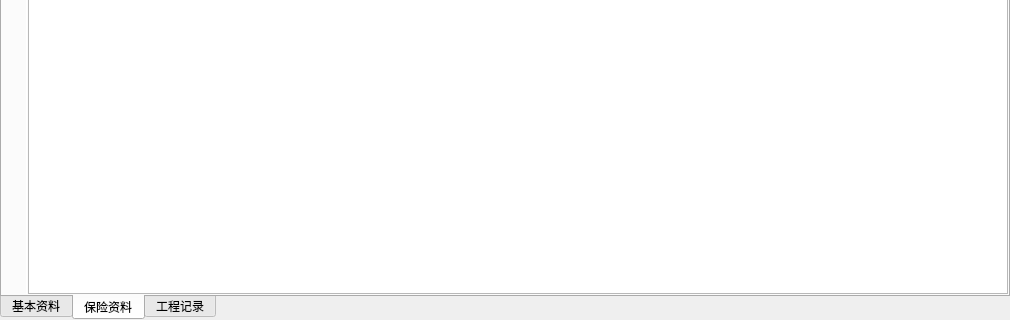
Old version of the form ui/dialog/careditdialog.ui in the repository longcp/CarRentalManagement; both pictures show x 0 to 1010 and y 462 to 782 of the 1010 by 782 pixel window.
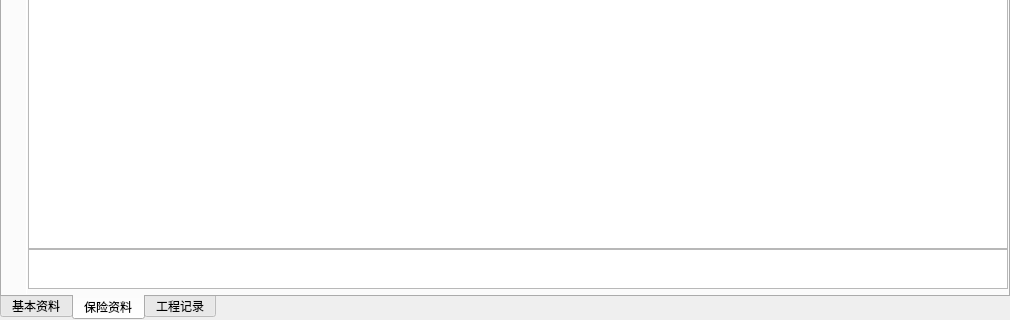
New version of the form. The open tabs and pages were chosen to show the change.

Commit message: 添加冻结一行功能，仍需同步滚动条

The edit to the form file:
```diff
--- a/ui/dialog/careditdialog.ui
+++ b/ui/dialog/careditdialog.ui
@@ -2529,7 +2529,7 @@
              <attribute name="title">
               <string>年审记录</string>
              </attribute>
-             <layout class="QHBoxLayout" name="horizontalLayout_21">
+             <layout class="QVBoxLayout" name="verticalLayout">
               <property name="spacing">
                <number>0</number>
               </property>
@@ -2543,11 +2543,21 @@
                <number>0</number>
               </property>
               <property name="bottomMargin">
-               <number>0</number>
+               <number>5</number>
               </property>
               <item>
                <widget class="QTableView" name="annualTableview"/>
               </item>
+              <item>
+               <widget class="QTableView" name="annualSumTableView">
+                <property name="maximumSize">
+                 <size>
+                  <width>16777215</width>
+                  <height>40</height>
+                 </size>
+                </property>
+               </widget>
+              </item>
              </layout>
             </widget>
             <widget class="QWidget" name="businessTab">
```
Left out of the diff: 2 changed lines with no effect on the pictures. The commit also changes 2 other files.
